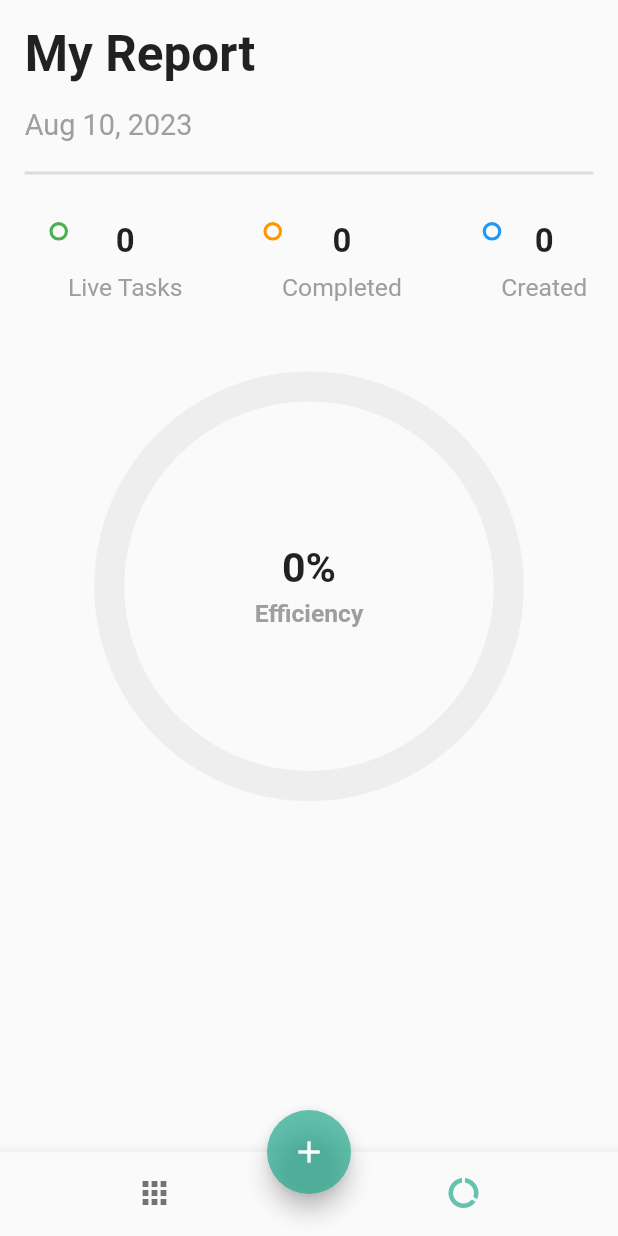
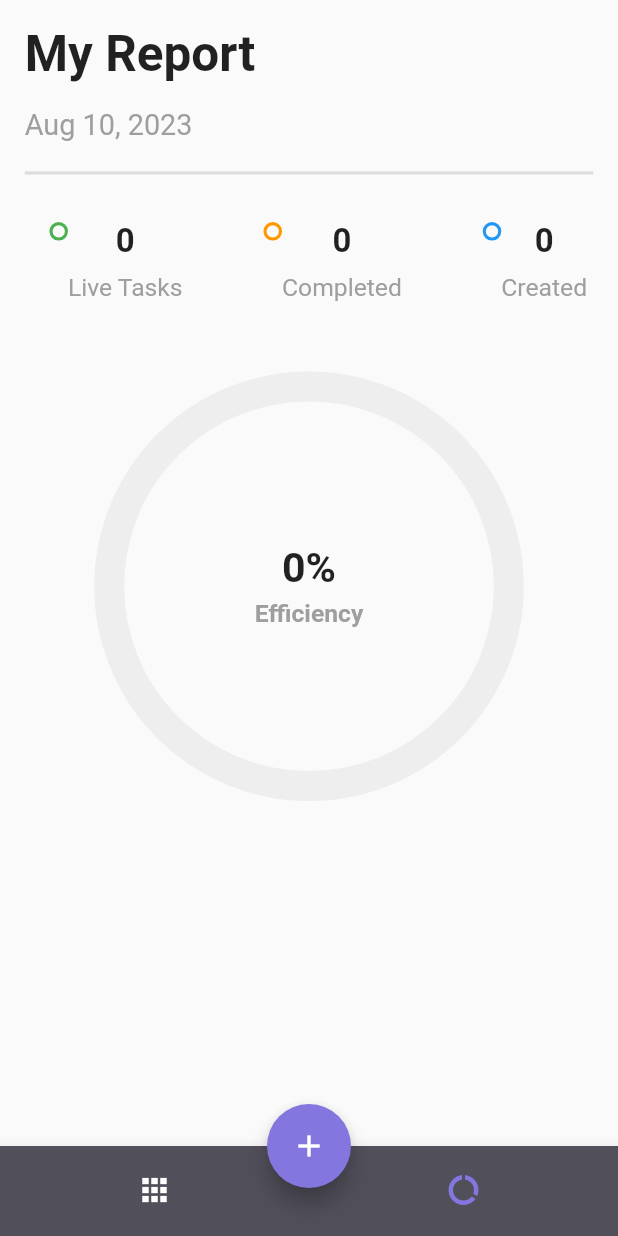
Before and after one commit to Just-saeng/Saeng-develop, a Flutter app: the screen it shows after launch, item 2 of the bottom bar chosen, on a phone screen of 412 x 824 dp. Run offline on Flutter 3.47's test engine with Material 2 defaults, Android fonts, the phone set to English and light mode, and no system bars; drawn by our look-alikes of step_progress_indicator; our stand-ins replace dotted_border, equatable, flutter_easyloading, get, get_storage; Roboto replaces fonts that are missing (Pretendard).

Commit message:
23.08.10(#2)

```diff
--- a/lib/app/core/values/colors.dart
+++ b/lib/app/core/values/colors.dart
@@ -6,5 +6,5 @@ const deepPink = Color(0xFFFA63C6);
 const green = Color(0xFF41CF9F);
 const yellow = Color(0xFFEEC38E);
 const lightBlue = Color(0xFF42A5F5);
-const darkGreen = Color.fromARGB(176, 34, 169, 140);
+const darkGreen = Color.fromARGB(255, 132, 118, 223);
 //색 값 지정해놓기
--- a/lib/app/modules/home/view.dart
+++ b/lib/app/modules/home/view.dart
@@ -28,13 +28,24 @@ class Homepage extends GetView<HomeController> {
                   child: Text(
                     'My Saeng',
                     style: TextStyle(
-                      fontSize: 24.0.sp,
+                      fontSize: 22.0.sp,
                       fontWeight: FontWeight.bold,
                     ),
                   ),
                 ),
+                Padding(
+                  padding: EdgeInsets.symmetric(horizontal: 0.00001.wp),
+                  child: const Divider(
+                    // 구분선 코드
+                    thickness: 1.7,
+                  ),
+                ),
                 Obx(
-                  () => GridView.count(
+                  () => Container(
+                    decoration: BoxDecoration(
+                      borderRadius: BorderRadius.circular(30.0),
+                    ),
+                    child: GridView.count(
                       crossAxisCount: 2,
                       shrinkWrap: true, // 크기를 자동으로 조정해도 ㄱㄴ
                       physics:
@@ -42,7 +53,8 @@ class Homepage extends GetView<HomeController> {
                       children: [
                         ...controller.tasks.map((element) => LongPressDraggable(
                             data: element,
-                          onDragStarted: () => controller.changeDeleting(true),
+                            onDragStarted: () =>
+                                controller.changeDeleting(true),
                             onDraggableCanceled: (velocity, offset) =>
                                 controller.changeDeleting(false),
                             onDragEnd: (details) =>
@@ -61,6 +73,7 @@ class Homepage extends GetView<HomeController> {
                             child: TaskCard(task: element))),
                         AddCard(),
                       ],
+                    ),
                   ),
                 ),
               ],
@@ -103,12 +116,16 @@ class Homepage extends GetView<HomeController> {
           highlightColor: Colors.transparent,
         ),
         child: Obx(
-          () => BottomNavigationBar(
+          () => SizedBox(
+            height: 60,
+            child: BottomNavigationBar(
               onTap: (int index) => controller.changeTabIndex(index),
               currentIndex: controller.tabIndex.value,
               showSelectedLabels: false,
               showUnselectedLabels: false,
+              unselectedItemColor: Colors.white,
               selectedItemColor: darkGreen,
+              backgroundColor: const Color.fromARGB(255, 80, 79, 90),
               items: const [
                 BottomNavigationBarItem(
                   label: 'Home',
@@ -122,6 +139,7 @@ class Homepage extends GetView<HomeController> {
             ),
           ),
         ),
+      ),
     );
   }
 }
--- a/lib/app/modules/report/view.dart
+++ b/lib/app/modules/report/view.dart
@@ -138,6 +138,7 @@ class ReportPage extends StatelessWidget {
   }
 
   Padding _buildStatus(Color color, int number, String title) {
+    //?---buildstatus함수 정의
     return Padding(
       padding: EdgeInsets.only(left: 3.0.wp),
       child: Row(
--- a/lib/main.dart
+++ b/lib/main.dart
@@ -19,6 +19,8 @@ class MyApp extends StatelessWidget {
   @override
   Widget build(BuildContext context) {
     return GetMaterialApp(
+      theme: ThemeData(fontFamily: 'Pretendard'),
+      themeMode: ThemeMode.system,
       title: 'Todo List using GetX',
       debugShowCheckedModeBanner: false,
       home: const Homepage(),
```
Also changed, not shown: lib/app/modules/home/widgets/task_card.dart (+21 -6 lines), pubspec.yaml (+20 -5 lines), 9 other files. Lines whose indentation alone changed are shown as unchanged.
